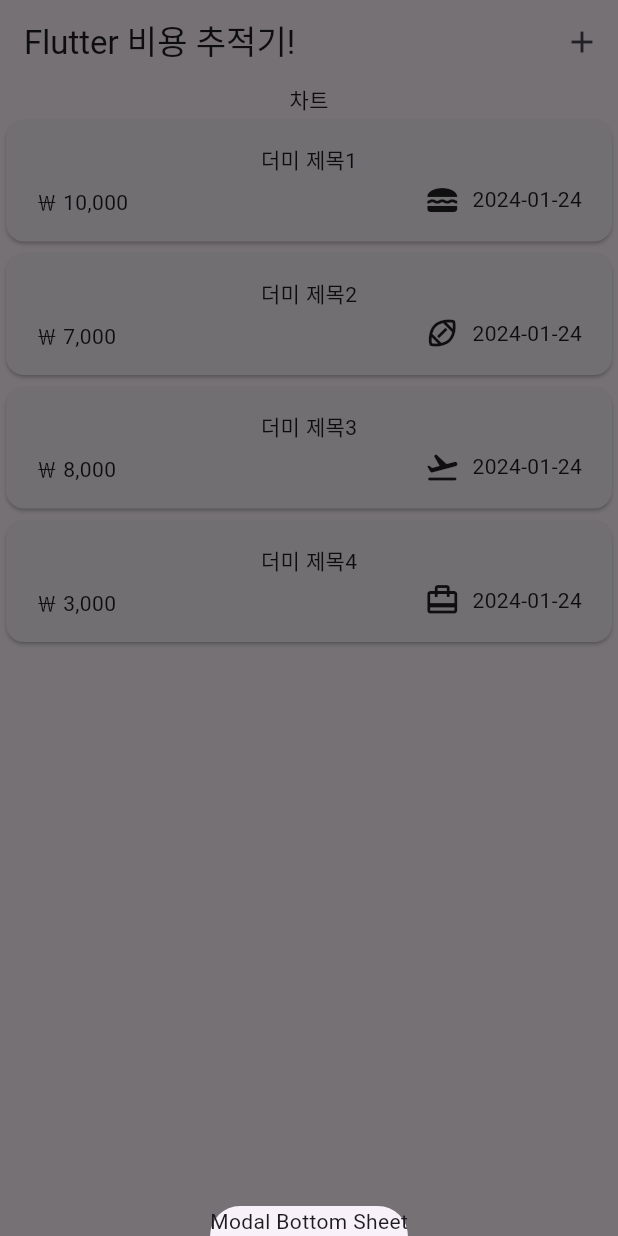
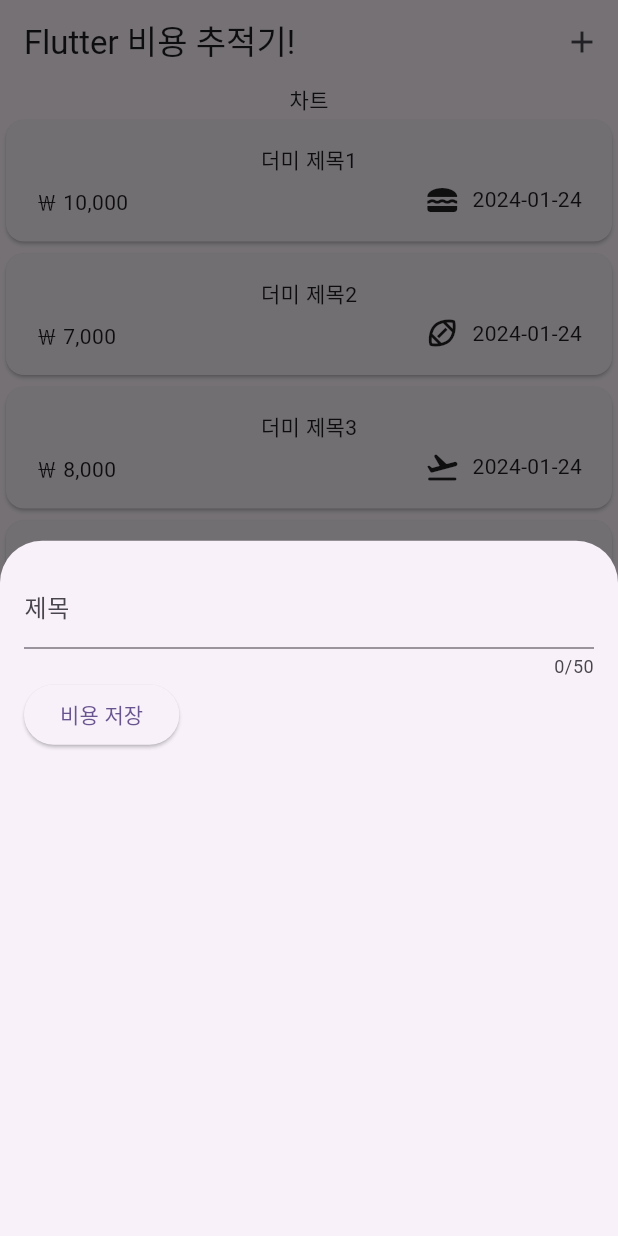
Before and after one commit to beetrbgus/2023-Flutter------, a Flutter app: the screen it shows after launch, after a tap on the "add" icon, on a phone screen of 412 x 824 dp. Run offline on Flutter 3.47's test engine with Material 3 defaults, Android fonts, the phone set to English and light mode, and no system bars; our stand-ins replace google_fonts.

Commit message:
feat - + 버튼 클릭시 제목 입력값 위젯 추가 및 비용저장 버튼 테스트 추가

```diff
--- a/expense_tracker/lib/expenses.dart
+++ b/expense_tracker/lib/expenses.dart
@@ -1,5 +1,6 @@
 import 'package:expense_tracker/widgets/expenses_list/expenses_list.dart';
 import 'package:expense_tracker/widgets/expense.dart';
+import 'package:expense_tracker/widgets/modal_expense_add.dart';
 import 'package:flutter/material.dart';
 
 class Expenses extends StatefulWidget {
@@ -40,7 +41,7 @@ class _ExpensesState extends State<Expenses> {
     // 동적으로 새로운 UI 요소를 아래에서 출력
     showModalBottomSheet(
       context: context,
-      builder: ((context) => const Text('Modal Bottom Sheet')),
+      builder: ((context) => const ModalExpenseAdd()),
     );
   }
 
--- /dev/null
+++ b/expense_tracker/lib/widgets/modal_expense_add.dart
@@ -0,0 +1,47 @@
+import 'dart:math';
+
+import 'package:flutter/material.dart';
+
+class ModalExpenseAdd extends StatefulWidget {
+  const ModalExpenseAdd({super.key});
+
+  @override
+  State<StatefulWidget> createState() => _ModalExpenseAdd();
+}
+
+class _ModalExpenseAdd extends State<ModalExpenseAdd> {
+  var _enteredTitle = '';
+
+  // 제목이 입력될 때마다 실행 됨. String input값은 onChanged에서 제공
+  void _saveTitleInput(String input) {
+    _enteredTitle = input;
+  }
+
+  @override
+  Widget build(BuildContext context) {
+    return Padding(
+      padding: const EdgeInsets.all(16),
+      child: Column(
+        children: [
+          TextField(
+            maxLength: 50,
+            onChanged: _saveTitleInput,
+            decoration: const InputDecoration(
+              label: Text("제목"),
+            ),
+          ),
+          Row(
+            children: [
+              ElevatedButton(
+                onPressed: () {
+                  print(_enteredTitle);
+                },
+                child: const Text('비용 저장'),
+              )
+            ],
+          ),
+        ],
+      ),
+    );
+  }
+}
```
